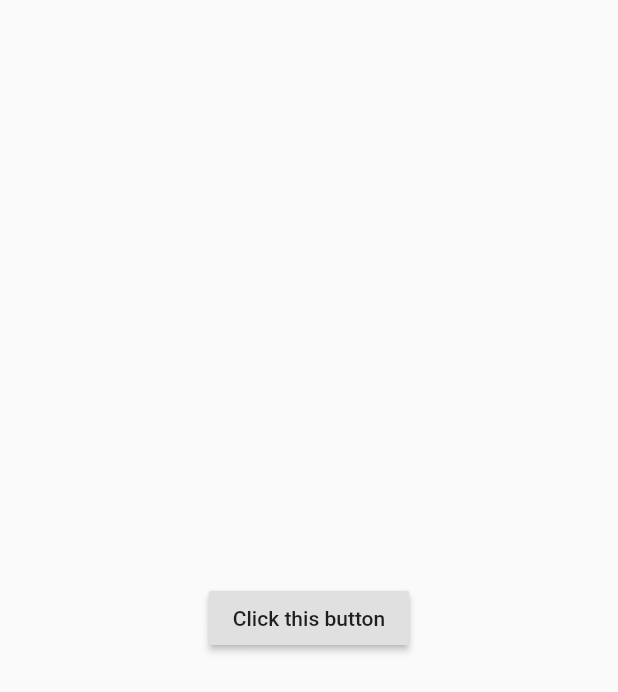
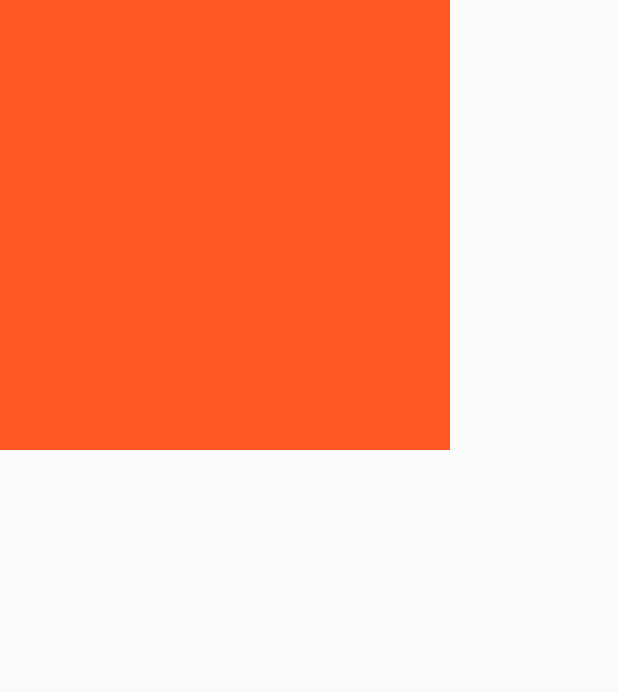
Before and after one commit to sinistra/flutter_widgets, a Flutter app: the screen it shows after launch, on a phone screen of 412 x 824 dp. Shown: the top 692 px of the screen. Run offline on Flutter 3.47's test engine with Material 2 defaults, Android fonts, the phone set to English and light mode, and no system bars.

Commit message:
container widget

```diff
--- a/lib/main.dart
+++ b/lib/main.dart
@@ -1,40 +1,28 @@
 import 'package:flutter/material.dart';
 
 void main() {
-  runApp(
-    new FmtApp()
-  );
+  runApp(new FmtApp());
 }
 
-class FmtApp extends StatefulWidget {
-  @override
-  _FmtAppState createState() => _FmtAppState();
-}
-
-class _FmtAppState extends State<FmtApp> {
-
-  String ttext = '';
-  @override
-  void initState() {
-    ttext = 'Click this button';
-    super.initState();
-  }
-
-  void changeButton() {
-    setState(() {
-      ttext = 'Button changed';
-    });
-  }
-
+class FmtApp extends StatelessWidget {
   @override
   Widget build(BuildContext context) {
-    return new MaterialApp(
-      title: 'Stateful widget',
+    return MaterialApp(
       home: new Scaffold(
-        body: new Center(
-          child: new RaisedButton(onPressed: () {changeButton();}, child: new Text(ttext, textDirection: TextDirection.ltr,),),
+        body: new Container(
+//          color: Colors.pink,
+          child: new Text('this is a container'),
+          height: 300.0,
+          width: 300.0,
+          alignment: Alignment.center,
+          padding: const EdgeInsets.all(20.0),
+          decoration: new BoxDecoration(color: Colors.green),
+//          transform: new Matrix4.rotationZ(0.5),
+          foregroundDecoration: new BoxDecoration(
+            color: Colors.deepOrange,
+          ),
         ),
-      )
+      ),
     );
   }
 }
```
